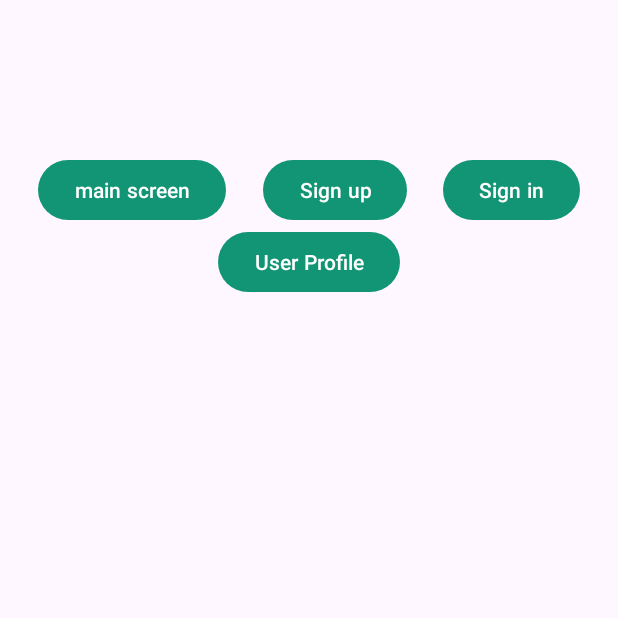
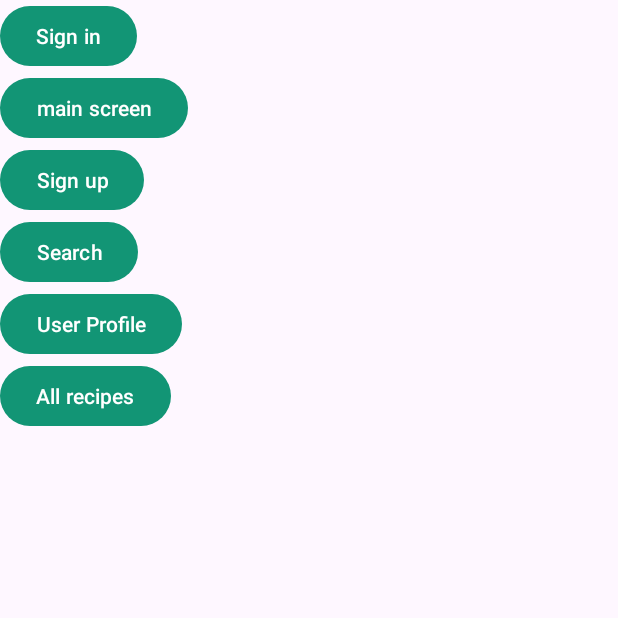
Before and after one commit to potasium142/prm392_proj, an Android app: the screen it shows after launch (TestScreenActivity), on a phone screen of 412 x 824 dp, the top half of it. Run offline under Robolectric (Android 15) with nearby library versions, the phone set to English and light mode, and no system bars; 1 statement that could not run was skipped.

Commit message:
reverse code

```diff
--- a/app/src/main/res/layout/activity_test_screen.xml
+++ b/app/src/main/res/layout/activity_test_screen.xml
@@ -5,43 +5,19 @@
     android:id="@+id/main"
     android:layout_width="match_parent"
     android:layout_height="match_parent"
-    tools:context=".activities.TestScreenActivity">
+    tools:context=".activity.TestScreenActivity">
 
-    <androidx.constraintlayout.widget.ConstraintLayout
-        android:id="@+id/mainScreenJumpLayout"
-        android:layout_width="0dp"
-        android:layout_height="wrap_content"
-        android:layout_marginStart="1dp"
-        android:layout_marginEnd="1dp"
-        app:layout_constraintBottom_toBottomOf="parent"
-        app:layout_constraintEnd_toEndOf="parent"
-        app:layout_constraintHorizontal_bias="0.0"
-        app:layout_constraintStart_toStartOf="parent"
-        app:layout_constraintTop_toTopOf="parent"
-        app:layout_constraintVertical_bias="0.07999998">
-
-        <Button
-            android:id="@+id/userProfileJump"
-            android:layout_width="wrap_content"
-            android:layout_height="wrap_content"
-            android:text="User Profile"
-            app:layout_constraintBottom_toBottomOf="parent"
-            app:layout_constraintEnd_toEndOf="parent"
-            app:layout_constraintStart_toStartOf="parent"
-            app:layout_constraintTop_toBottomOf="@+id/mainScreenJump"
-            app:layout_constraintVertical_bias="1.0" />
+    <LinearLayout
+        android:layout_width="match_parent"
+        android:layout_height="match_parent"
+        android:orientation="vertical">
 
         <Button
             android:id="@+id/signInJump"
             android:layout_width="wrap_content"
             android:layout_height="wrap_content"
 
-            android:text="Sign in"
-            app:layout_constraintBottom_toBottomOf="parent"
-            app:layout_constraintEnd_toEndOf="parent"
-            app:layout_constraintHorizontal_bias="0.5"
-            app:layout_constraintStart_toEndOf="@+id/signUpJump"
-            app:layout_constraintTop_toTopOf="parent" />
+            android:text="Sign in" />
 
         <Button
             android:id="@+id/mainScreenJump"
@@ -49,11 +25,7 @@
             android:layout_height="wrap_content"
             android:text="main screen"
 
-            app:layout_constraintBottom_toBottomOf="parent"
-            app:layout_constraintEnd_toStartOf="@+id/signUpJump"
-            app:layout_constraintHorizontal_bias="0.5"
-            app:layout_constraintStart_toStartOf="parent"
-            app:layout_constraintTop_toTopOf="parent" />
+            />
 
         <Button
             android:id="@+id/signUpJump"
@@ -61,12 +33,26 @@
             android:layout_height="wrap_content"
             android:text="Sign up"
 
-            app:layout_constraintBottom_toBottomOf="parent"
-            app:layout_constraintEnd_toStartOf="@+id/signInJump"
-            app:layout_constraintHorizontal_bias="0.5"
-            app:layout_constraintStart_toEndOf="@+id/mainScreenJump"
-            app:layout_constraintTop_toTopOf="parent" />
+            />
 
-    </androidx.constraintlayout.widget.ConstraintLayout>
+        <Button
+            android:id="@+id/searchJump"
+            android:layout_width="wrap_content"
+            android:layout_height="wrap_content"
+
+            android:text="Search" />
+
+        <Button
+            android:id="@+id/user_profile_jump"
+            android:layout_width="wrap_content"
+            android:layout_height="wrap_content"
+            android:text="User Profile" />
+
+        <Button
+            android:id="@+id/all_recipes_button"
+            android:layout_width="wrap_content"
+            android:layout_height="wrap_content"
+            android:text="All recipes" />
+    </LinearLayout>
 
 </androidx.constraintlayout.widget.ConstraintLayout>
```
